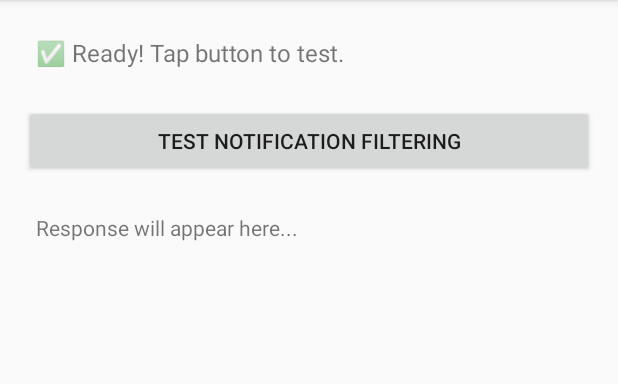
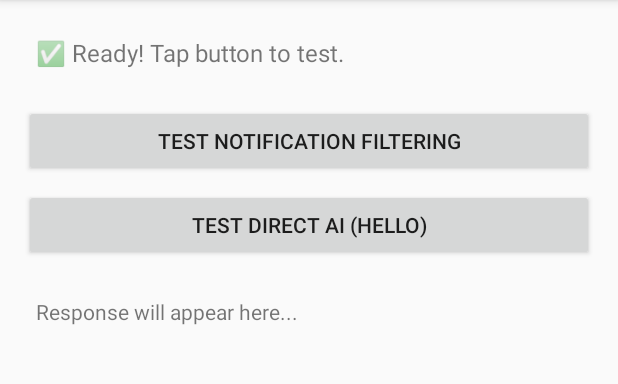
Before and after one commit to gwodu/Verdure, an Android app: the screen it shows after launch (MainActivity), on a phone screen of 412 x 824 dp, the part 84-468 px from its top. Run offline under Robolectric (Android 15) with nearby library versions, the phone set to English and light mode, and no system bars; libraries missing offline, so code that uses them is left out: com.google.ai.edge; 2 statements that could not run were skipped.

Commit message:
Add direct AI test button
- Add 'Test Direct AI (Hello)' button to verify Gemini Nano is working
- New button calls geminiEngine directly, bypassing tool routing
- This confirms if AICore is actually initialized and responding
- Asks AI to introduce itself and confirm on-device execution

🤖 Generated with [Claude Code](https://claude.com/claude-code)

Co-Authored-By: Claude <noreply@anthropic.com>

```diff
--- a/VerdureApp/app/src/main/java/com/verdure/ui/MainActivity.kt
+++ b/VerdureApp/app/src/main/java/com/verdure/ui/MainActivity.kt
@@ -21,6 +21,7 @@ class MainActivity : AppCompatActivity() {
     private lateinit var statusText: TextView
     private lateinit var responseText: TextView
     private lateinit var testButton: Button
+    private lateinit var testDirectAiButton: Button
 
     override fun onCreate(savedInstanceState: Bundle?) {
         super.onCreate(savedInstanceState)
@@ -29,11 +30,16 @@ class MainActivity : AppCompatActivity() {
         statusText = findViewById(R.id.statusText)
         responseText = findViewById(R.id.responseText)
         testButton = findViewById(R.id.testButton)
+        testDirectAiButton = findViewById(R.id.testDirectAiButton)
 
         initializeAI()
 
         testButton.setOnClickListener {
             testNotificationFiltering()
+        }
+
+        testDirectAiButton.setOnClickListener {
+            testDirectAI()
         }
     }
 
@@ -53,6 +59,7 @@ class MainActivity : AppCompatActivity() {
 
                 statusText.text = "✅ Ready! Tap button to test."
                 testButton.isEnabled = true
+                testDirectAiButton.isEnabled = true
             } else {
                 statusText.text = "❌ Failed to initialize. Check AICore settings."
             }
@@ -69,4 +76,16 @@ class MainActivity : AppCompatActivity() {
             responseText.text = response
         }
     }
+
+    private fun testDirectAI() {
+        responseText.text = "Testing direct AI connection...\n\n"
+
+        CoroutineScope(Dispatchers.Main).launch {
+            val response = withContext(Dispatchers.IO) {
+                // Directly call Gemini Nano without routing through tools
+                geminiEngine.generateContent("Hello! Please introduce yourself in one sentence and confirm you are running on-device.")
+            }
+            responseText.text = "Direct AI Test Result:\n\n$response"
+        }
+    }
 }
--- a/VerdureApp/app/src/main/res/layout/activity_main.xml
+++ b/VerdureApp/app/src/main/res/layout/activity_main.xml
@@ -21,6 +21,14 @@
         android:enabled="false"
         android:layout_marginTop="16dp"/>
 
+    <Button
+        android:id="@+id/testDirectAiButton"
+        android:layout_width="match_parent"
+        android:layout_height="wrap_content"
+        android:text="Test Direct AI (Hello)"
+        android:enabled="false"
+        android:layout_marginTop="8dp"/>
+
     <ScrollView
         android:layout_width="match_parent"
         android:layout_height="match_parent"
```
